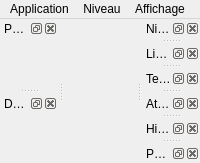
azertval/ProjectGaming, file Source/Elements/UI/MainWindow.ui: the form before one commit.
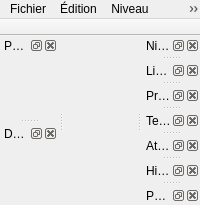
The form after the commit.

Commit message: LOT-68 — Refonte de l'IHM : éditeur dégraissé, écrans du jeu en pixel art (#96)

Patch:
```diff
--- a/Source/Elements/UI/MainWindow.ui
+++ b/Source/Elements/UI/MainWindow.ui
@@ -5,13 +5,34 @@
   <property name="dockNestingEnabled"><bool>true</bool></property>
   <!-- Widget central : simple hôte, remplacé en code par le QStackedWidget (menu/options/viewport). -->
   <widget class="QWidget" name="centralHost"/>
+
+  <!-- Barres d'outils : declarees ici (LOT-68) plutot que construites en code. Une seule est
+       visible a la fois, selon l'espace de travail actif (hmi::dressingForWorkspace). -->
+  <widget class="QToolBar" name="EditorToolBar">
+   <property name="movable"><bool>false</bool></property>
+   <attribute name="toolBarArea"><enum>TopToolBarArea</enum></attribute>
+   <attribute name="toolBarBreak"><bool>false</bool></attribute>
+  </widget>
+  <widget class="QToolBar" name="PixelToolBar">
+   <property name="movable"><bool>false</bool></property>
+   <attribute name="toolBarArea"><enum>TopToolBarArea</enum></attribute>
+   <attribute name="toolBarBreak"><bool>false</bool></attribute>
+  </widget>
+
   <widget class="QMenuBar" name="menubar">
-   <widget class="QMenu" name="appMenu">
-    <property name="title"><string>Application</string></property>
+   <widget class="QMenu" name="fileMenu">
+    <property name="title"><string>Fichier</string></property>
+    <!-- Enregistrer, Renommer : inseres en code depuis le catalogue, avant actResize. -->
+    <addaction name="actResize"/>
+    <addaction name="separator"/>
     <addaction name="actMainMenu"/>
     <addaction name="separator"/>
     <addaction name="actQuit"/>
    </widget>
+   <widget class="QMenu" name="editMenu">
+    <property name="title"><string>Édition</string></property>
+    <!-- Annuler, Refaire, Copier, Coller : inseres en code depuis le catalogue. -->
+   </widget>
    <widget class="QMenu" name="levelMenu">
     <property name="title"><string>Niveau</string></property>
     <!-- Enregistrer/Essayer/Annuler/Refaire/Grille/Recadrer/Mode de rendu sont inseres en code
@@ -21,12 +42,67 @@
    </widget>
    <widget class="QMenu" name="viewMenu">
     <property name="title"><string>Affichage</string></property>
-    <!-- Les bascules de visibilité des docks sont ajoutées en code (dynamiques). -->
+    <!-- Recadrer, Grille, Mode de rendu : inseres en code, avant les sous-menus. -->
+    <addaction name="separator"/>
+    <addaction name="workspaceMenu"/>
+    <addaction name="layersMenu"/>
+    <addaction name="panelsMenu"/>
+    <addaction name="themeMenu"/>
+   </widget>
+   <widget class="QMenu" name="workshopMenu">
+    <property name="title"><string>Atelier</string></property>
+    <!-- Ouvrir/Nouveau/Enregistrer/Enregistrer sous, miroirs et rotations : inseres en code.
+         Ce menu n'existe que dans l'espace « Atelier pixel art ». -->
+   </widget>
+   <widget class="QMenu" name="helpMenu">
+    <property name="title"><string>Aide</string></property>
+    <!-- Aperçu des raccourcis : insere en code depuis le catalogue. -->
+   </widget>
+
+   <!-- Sous-menu Espace de travail : deux entrees exclusives. Le selecteur vit ICI et nulle part
+        ailleurs (EX-IHM-062) ; le mettre aussi en barre d'outils y remettrait des boutons que ce
+        lot vient d'en retirer. -->
+   <widget class="QMenu" name="workspaceMenu">
+    <property name="title"><string>Espace de travail</string></property>
+    <addaction name="actWorkspaceLevel"/>
+    <addaction name="actWorkspacePixelArt"/>
+   </widget>
+   <!-- Sous-menu Calques : les sept actions suivent l'ORDRE DE DESSIN (hmi::RenderLayer,
+        EX-REN-014). Elles sont declarees ici, mais leur connexion au viewport est derivee de
+        l'enumeration, jamais recopiee. -->
+   <widget class="QMenu" name="layersMenu">
+    <property name="title"><string>Calques</string></property>
+    <addaction name="actLayerBackground"/>
+    <addaction name="actLayerDecorBackground"/>
+    <addaction name="actLayerShadow"/>
+    <addaction name="actLayerTileSkin"/>
+    <addaction name="actLayerObjects"/>
+    <addaction name="actLayerPlayer"/>
+    <addaction name="actLayerDecorForeground"/>
+    <addaction name="separator"/>
+    <addaction name="actShowAllLayers"/>
+   </widget>
+   <!-- Sous-menu Panneaux : les bascules de visibilite des docks sont ajoutees en code
+        (toggleViewAction, dynamiques et propres a l'espace actif). -->
+   <widget class="QMenu" name="panelsMenu">
+    <property name="title"><string>Panneaux</string></property>
+    <addaction name="separator"/>
+    <addaction name="actFollowActiveTool"/>
     <addaction name="actResetLayout"/>
    </widget>
-   <addaction name="appMenu"/>
+   <widget class="QMenu" name="themeMenu">
+    <property name="title"><string>Thème</string></property>
+    <addaction name="actThemeSystem"/>
+    <addaction name="actThemeLight"/>
+    <addaction name="actThemeDark"/>
+   </widget>
+
+   <addaction name="fileMenu"/>
+   <addaction name="editMenu"/>
    <addaction name="levelMenu"/>
    <addaction name="viewMenu"/>
+   <addaction name="workshopMenu"/>
+   <addaction name="helpMenu"/>
   </widget>
   <!-- Panneaux dockables : coquilles nommées (objectName stable pour la persistance QSettings) ;
        leur contenu (arbre de palette, outils, navigateur) est branché en code (setWidget). -->
@@ -50,6 +126,11 @@
    <attribute name="dockWidgetArea"><number>2</number></attribute>
    <widget class="QWidget" name="linksContents"/>
   </widget>
+  <widget class="QDockWidget" name="PropertiesPanel">
+   <property name="windowTitle"><string>Propriétés</string></property>
+   <attribute name="dockWidgetArea"><number>2</number></attribute>
+   <widget class="QWidget" name="propertiesContents"/>
+  </widget>
   <widget class="QDockWidget" name="TexturesPanel">
    <property name="windowTitle"><string>Textures</string></property>
    <attribute name="dockWidgetArea"><number>2</number></attribute>
```
Left out of the diff: 88 changed lines with no effect on the pictures. The commit also changes 163 other files.
